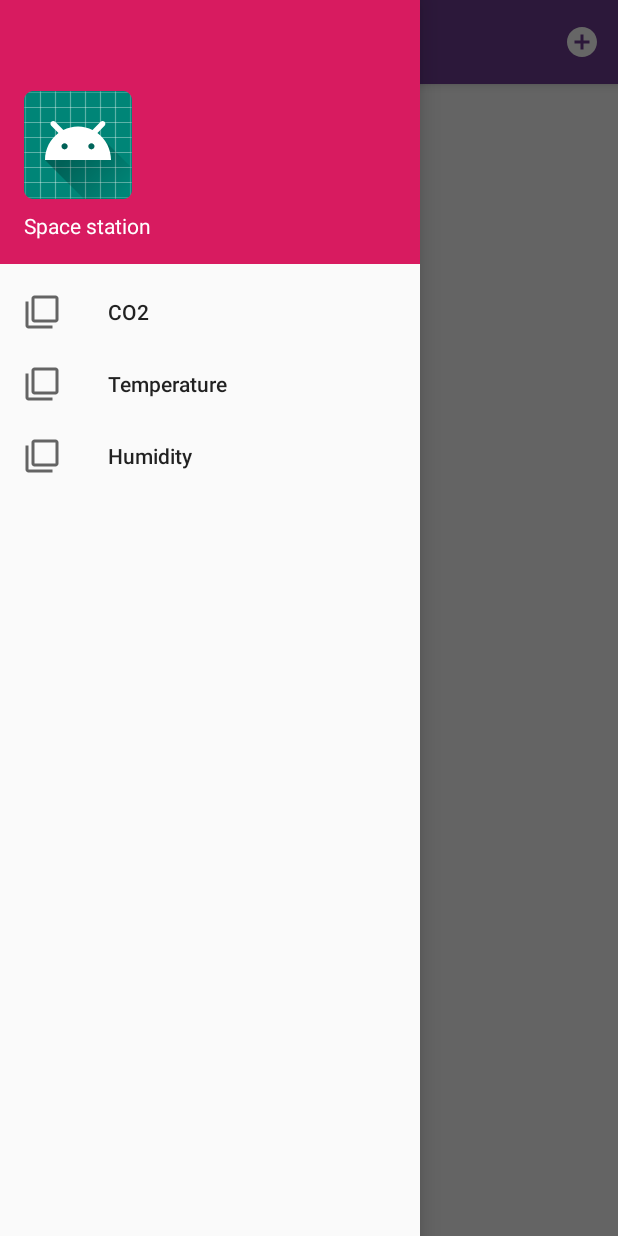
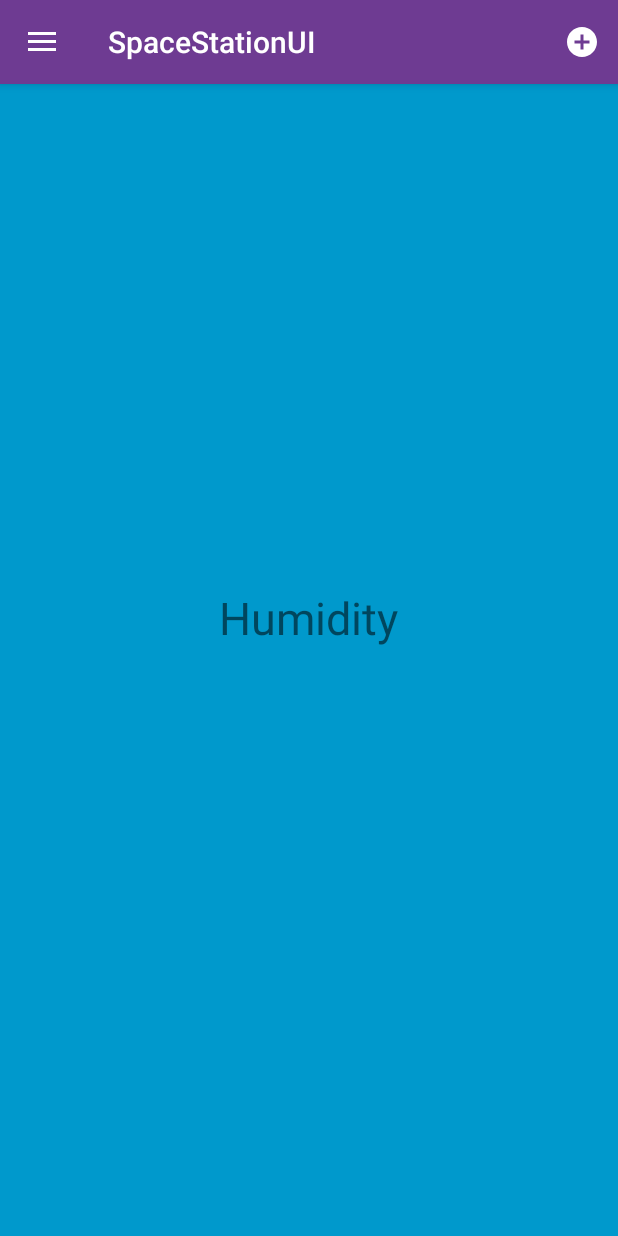
Before and after one commit to iandrei250/AndroidSEP, an Android app: the screen it shows after launch (MainActivity), in the side drawer, after a tap on "Humidity", on a phone screen of 412 x 824 dp. Run offline under Robolectric (Android 15) with nearby library versions, the light colour scheme and no system bars; libraries missing offline, so code that uses them is left out: com.github.mikephil.charting; plain views replace BarChart; 25 statements that could not run were skipped.

Commit message:
Nav with fragments

```diff
--- /dev/null
+++ b/app/src/main/java/com/example/spacestationui/CO2_Fragment.java
@@ -0,0 +1,19 @@
+package com.example.spacestationui;
+
+import android.os.Bundle;
+import android.view.LayoutInflater;
+import android.view.View;
+import android.view.ViewGroup;
+
+import androidx.annotation.NonNull;
+import androidx.annotation.Nullable;
+import androidx.fragment.app.Fragment;
+
+public class CO2_Fragment extends Fragment {
+
+    @Nullable
+    @Override
+    public View onCreateView(@NonNull LayoutInflater inflater, @Nullable ViewGroup container, @Nullable Bundle savedInstanceState) {
+        return inflater.inflate(R.layout.fragment_01, container, false);
+    }
+}
--- /dev/null
+++ b/app/src/main/java/com/example/spacestationui/Humidity_Fragment.java
@@ -0,0 +1,19 @@
+package com.example.spacestationui;
+
+import android.os.Bundle;
+import android.view.LayoutInflater;
+import android.view.View;
+import android.view.ViewGroup;
+
+import androidx.annotation.NonNull;
+import androidx.annotation.Nullable;
+import androidx.fragment.app.Fragment;
+
+public class Humidity_Fragment extends Fragment {
+
+    @Nullable
+    @Override
+    public View onCreateView(@NonNull LayoutInflater inflater, @Nullable ViewGroup container, @Nullable Bundle savedInstanceState) {
+        return inflater.inflate(R.layout.fragment_03, container, false);
+    }
+}
--- a/app/src/main/java/com/example/spacestationui/MainActivity.java
+++ b/app/src/main/java/com/example/spacestationui/MainActivity.java
@@ -3,11 +3,13 @@ package com.example.spacestationui;
 import android.graphics.Color;
 import android.os.Bundle;
 
+import androidx.annotation.NonNull;
 import androidx.appcompat.app.ActionBarDrawerToggle;
 import androidx.appcompat.app.AppCompatActivity;
 import androidx.appcompat.widget.Toolbar;
 import androidx.core.view.GravityCompat;
 import androidx.drawerlayout.widget.DrawerLayout;
+import androidx.fragment.app.Fragment;
 
 //Bar Chart
 import com.github.mikephil.charting.charts.BarChart;
@@ -16,7 +18,7 @@ import com.github.mikephil.charting.data.BarData;
 import com.github.mikephil.charting.data.BarDataSet;
 import com.github.mikephil.charting.data.BarEntry;
 import com.github.mikephil.charting.formatter.IndexAxisValueFormatter;
-
+import com.google.android.material.navigation.NavigationView;
 
 
 import android.view.Menu;
@@ -25,7 +27,7 @@ import android.widget.Toast;
 
 import java.util.ArrayList;
 
-public class MainActivity extends AppCompatActivity {
+public class MainActivity extends AppCompatActivity implements NavigationView.OnNavigationItemSelectedListener{
 
     private DrawerLayout drawerLayout;
     BarChart mpBarChart;
@@ -38,6 +40,9 @@ public class MainActivity extends AppCompatActivity {
         setSupportActionBar(toolbar);
 
         drawerLayout = findViewById(R.id.main_page);
+
+        NavigationView navigationView = findViewById(R.id.nav_view);
+        navigationView.setNavigationItemSelectedListener(this);
 
         ActionBarDrawerToggle toggle = new ActionBarDrawerToggle(this, drawerLayout,toolbar,R.string.navigation_drawer_open
         ,R.string.navigation_drawer_close);
@@ -58,7 +63,7 @@ public class MainActivity extends AppCompatActivity {
         BarData data = new BarData(barDataSet1,barDataSet2,barDataSet3,barDataSet4);
         mpBarChart.setData(data);
 
-        String[] days=new String[]{"Sunday","Monday","Tuesday","Gayday","Thursday","Friday","Saturday"};
+        String[] days=new String[]{"Sunday","Monday","Tuesday","Wednesday","Thursday","Friday","Saturday"};
         XAxis xAxis=mpBarChart.getXAxis();
         xAxis.setValueFormatter(new IndexAxisValueFormatter(days));
         xAxis.setCenterAxisLabels(true);
@@ -133,6 +138,31 @@ public class MainActivity extends AppCompatActivity {
 
 
     @Override
+    public boolean onNavigationItemSelected(@NonNull MenuItem menuItem) {
+        switch(menuItem.getItemId()){
+            case R.id.nav_co2:
+                getSupportFragmentManager().beginTransaction().replace(R.id.fragment_container,
+                        new CO2_Fragment()).commit();
+                break;
+            case R.id.nav_temp:
+                getSupportFragmentManager().beginTransaction().replace(R.id.fragment_container,
+                        new Temperature_Fragment()).commit();
+                break;
+
+            case R.id.nav_humidity :
+                getSupportFragmentManager().beginTransaction().replace(R.id.fragment_container,
+                        new Humidity_Fragment()).commit();
+                break;
+        }
+
+        drawerLayout.closeDrawer(GravityCompat.START);
+        return true;
+        }
+
+
+
+
+    @Override
     public void onBackPressed() {
         if(drawerLayout.isDrawerOpen(GravityCompat.START))
         {
--- a/app/src/main/res/layout/activity_main.xml
+++ b/app/src/main/res/layout/activity_main.xml
@@ -7,7 +7,6 @@
     android:layout_height="match_parent"
     android:fitsSystemWindows="true"
     tools:context=".MainActivity">
-
 
     <androidx.constraintlayout.widget.ConstraintLayout
         android:id="@+id/linearLayout"
@@ -23,6 +22,8 @@
             app:layout_constraintStart_toStartOf="parent"
             app:layout_constraintTop_toTopOf="parent" />
 
+
+
         <com.github.mikephil.charting.charts.BarChart
             android:id="@+id/barChart"
             android:layout_width="410dp"
@@ -31,6 +32,11 @@
             app:layout_constraintEnd_toEndOf="parent"
             app:layout_constraintTop_toBottomOf="@+id/toolbar"
             app:layout_constraintVertical_bias="0.0" />
+
+        <FrameLayout
+            android:id="@+id/fragment_container"
+            android:layout_width="match_parent"
+            android:layout_height="match_parent"/>
 
 
     </androidx.constraintlayout.widget.ConstraintLayout>
@@ -45,6 +51,8 @@
         app:headerLayout="@layout/nav_header"
         app:menu="@menu/drawer_menu" >
 
+
+
     </com.google.android.material.navigation.NavigationView>
 
 
--- /dev/null
+++ b/app/src/main/res/layout/fragment_03.xml
@@ -0,0 +1,25 @@
+<?xml version="1.0" encoding="utf-8"?>
+<RelativeLayout xmlns:android="http://schemas.android.com/apk/res/android"
+    android:layout_width="match_parent"
+    android:layout_height="match_parent"
+    xmlns:app="http://schemas.android.com/apk/res-auto"
+    android:background="@android:color/holo_blue_dark">
+
+    <TextView
+        android:layout_width="wrap_content"
+        android:layout_height="wrap_content"
+        android:text="Humidity"
+        android:textSize="30sp"
+        android:layout_centerInParent="true"/>
+
+    <include
+        android:id="@+id/toolbar"
+        layout="@layout/toolbar"
+        android:layout_width="0dp"
+        android:layout_height="wrap_content"
+        app:layout_constraintEnd_toEndOf="parent"
+        app:layout_constraintStart_toStartOf="parent"
+        app:layout_constraintTop_toTopOf="parent" />
+
+
+</RelativeLayout>
```
Also changed, not shown: app/src/main/java/com/example/spacestationui/Temperature_Fragment.java (added, +19 -0 lines), app/src/main/res/layout/fragment_01.xml (added, +24 -0 lines), app/src/main/res/layout/fragment_02.xml (added, +24 -0 lines).
